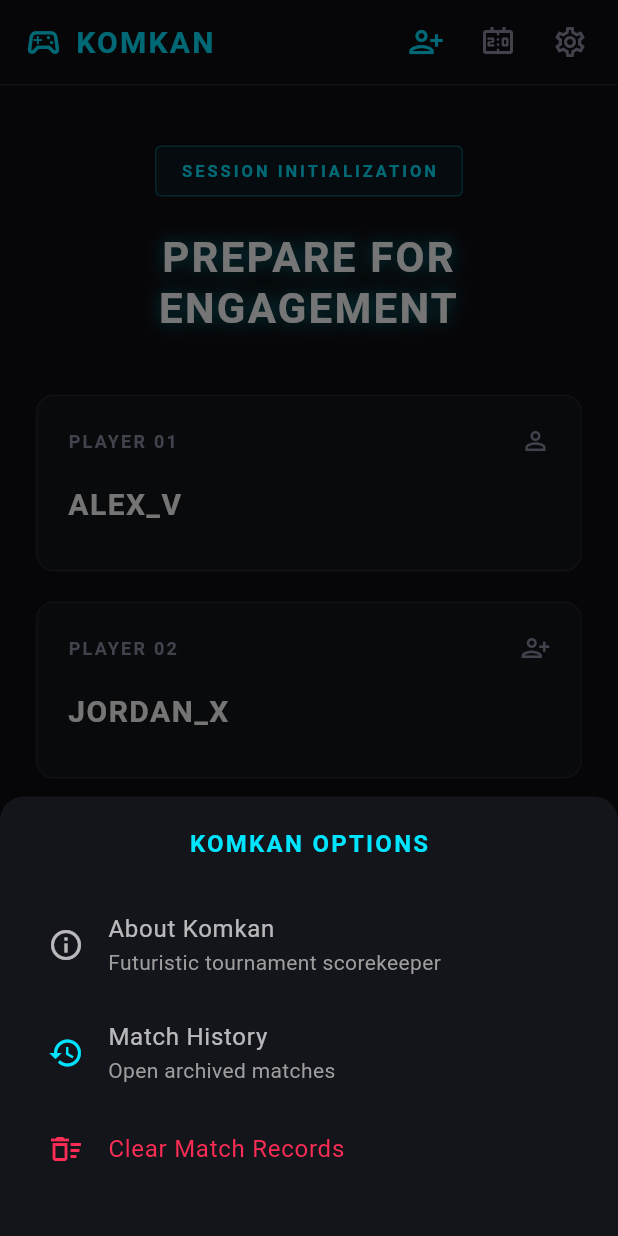
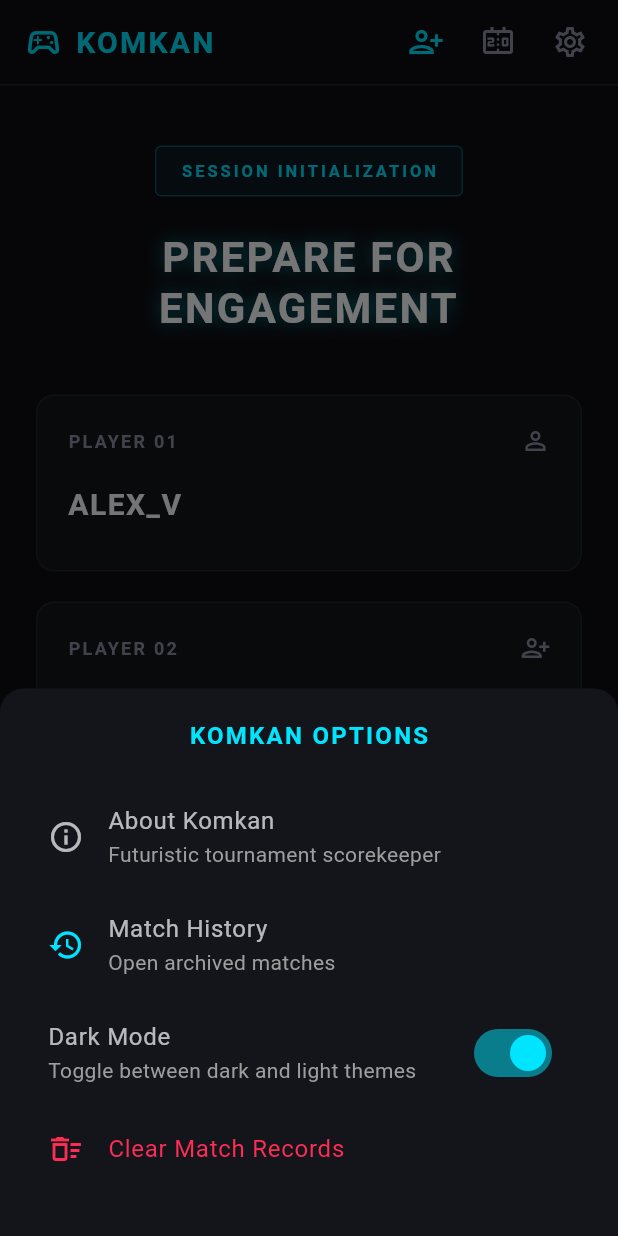
Before and after one commit to HekarNizarki/kom-main, a Flutter app: the screen it shows after launch, after a tap on the "settings" icon, on a phone screen of 412 x 824 dp. Run offline on Flutter 3.47's test engine with Material 3 defaults, Android fonts, the phone set to English and light mode, and no system bars; our stand-ins replace shared_preferences; Roboto replaces fonts that are missing (Google Sans).

Commit message:
Refactor theme management and update scoring logic for match results

```diff
--- a/lib/board_screen.dart
+++ b/lib/board_screen.dart
@@ -1,4 +1,5 @@
 import 'package:flutter/material.dart';
+
 import 'match_state.dart';
 import 'theme.dart';
 
@@ -392,7 +393,7 @@ class _BoardScreenState extends State<BoardScreen> {
                         Text(
                           state.p1TotalScore == state.p2TotalScore
                               ? 'DRAW'
-                              : state.p1TotalScore > state.p2TotalScore
+                              : state.p1TotalScore < state.p2TotalScore
                               ? state.player1
                               : state.player2,
                           style: TextStyle(
@@ -495,9 +496,9 @@ class _BoardScreenState extends State<BoardScreen> {
   Widget _buildPlayerPoints(
     String playerName,
     TextEditingController controller,
-    ValueChanged<String> onChanged,
-    {required bool enabled},
-  ) {
+    ValueChanged<String> onChanged, {
+    required bool enabled,
+  }) {
     return Column(
       crossAxisAlignment: CrossAxisAlignment.stretch,
       children: [
--- a/lib/main.dart
+++ b/lib/main.dart
@@ -9,22 +9,47 @@ void main() {
   runApp(const KomkanApp());
 }
 
-class KomkanApp extends StatelessWidget {
+class KomkanApp extends StatefulWidget {
   const KomkanApp({super.key});
+
+  @override
+  State<KomkanApp> createState() => _KomkanAppState();
+}
+
+class _KomkanAppState extends State<KomkanApp> {
+  bool _isDarkMode = true;
+
+  void _setThemeMode(bool isDarkMode) {
+    setState(() {
+      _isDarkMode = isDarkMode;
+    });
+  }
 
   @override
   Widget build(BuildContext context) {
     return MaterialApp(
       title: 'Komkan Scoreboard',
-      theme: KomkanTheme.darkTheme,
+      theme: KomkanTheme.lightTheme,
+      darkTheme: KomkanTheme.darkTheme,
+      themeMode: _isDarkMode ? ThemeMode.dark : ThemeMode.light,
       debugShowCheckedModeBanner: false,
-      home: const MainScreen(),
+      home: MainScreen(
+        isDarkMode: _isDarkMode,
+        onThemeModeChanged: _setThemeMode,
+      ),
     );
   }
 }
 
 class MainScreen extends StatefulWidget {
-  const MainScreen({super.key});
+  final bool isDarkMode;
+  final ValueChanged<bool> onThemeModeChanged;
+
+  const MainScreen({
+    super.key,
+    required this.isDarkMode,
+    required this.onThemeModeChanged,
+  });
 
   @override
   State<MainScreen> createState() => _MainScreenState();
@@ -135,6 +160,22 @@ class _MainScreenState extends State<MainScreen> {
                   onTap: () {
                     Navigator.pop(context);
                     _onTabChange(2);
+                  },
+                ),
+                SwitchListTile(
+                  title: const Text(
+                    'Dark Mode',
+                    style: TextStyle(color: Colors.white70),
+                  ),
+                  subtitle: const Text(
+                    'Toggle between dark and light themes',
+                    style: TextStyle(color: Colors.grey),
+                  ),
+                  value: widget.isDarkMode,
+                  activeColor: KomkanTheme.primaryCyan,
+                  onChanged: (value) {
+                    widget.onThemeModeChanged(value);
+                    Navigator.pop(context);
                   },
                 ),
                 ListTile(
--- a/lib/match_state.dart
+++ b/lib/match_state.dart
@@ -154,9 +154,9 @@ class MatchState extends ChangeNotifier {
     final p1Final = p1TotalScore;
     final p2Final = p2TotalScore;
     String matchWinner;
-    if (p1Final > p2Final) {
+    if (p1Final < p2Final) {
       matchWinner = _player1;
-    } else if (p2Final > p1Final) {
+    } else if (p2Final < p1Final) {
       matchWinner = _player2;
     } else {
       matchWinner = 'DRAW';
--- a/lib/theme.dart
+++ b/lib/theme.dart
@@ -10,6 +10,97 @@ class KomkanTheme {
   static const Color badgePink = Color(0xFFFF2D55);
   static const Color textPrimary = Color(0xFFFFFFFF);
   static const Color textSecondary = Color(0xFF8F90A6);
+
+  static const Color backgroundLight = Color(0xFFF7F8FC);
+  static const Color cardBackgroundLight = Color(0xFFFFFFFF);
+  static const Color borderLight = Color(0xFFE6E8F0);
+  static const Color textPrimaryLight = Color(0xFF161B26);
+  static const Color textSecondaryLight = Color(0xFF6B7280);
+
+  static ThemeData get lightTheme {
+    return ThemeData(
+      brightness: Brightness.light,
+      scaffoldBackgroundColor: backgroundLight,
+      primaryColor: primaryCyan,
+      colorScheme: const ColorScheme.light(
+        primary: primaryCyan,
+        secondary: accentPurple,
+        surface: cardBackgroundLight,
+        background: backgroundLight,
+        error: badgePink,
+      ),
+      fontFamily: 'Google Sans',
+      cardTheme: const CardThemeData(
+        color: cardBackgroundLight,
+        margin: EdgeInsets.zero,
+        elevation: 0,
+        shape: RoundedRectangleBorder(
+          side: BorderSide(color: borderLight, width: 1),
+          borderRadius: BorderRadius.all(Radius.circular(12)),
+        ),
+      ),
+      inputDecorationTheme: const InputDecorationTheme(
+        filled: true,
+        fillColor: cardBackgroundLight,
+        hintStyle: TextStyle(
+          color: textSecondaryLight,
+          fontWeight: FontWeight.bold,
+          fontSize: 16,
+          letterSpacing: 1.1,
+        ),
+        labelStyle: TextStyle(
+          color: primaryCyan,
+          fontSize: 12,
+          fontWeight: FontWeight.bold,
+          letterSpacing: 1.2,
+        ),
+        enabledBorder: OutlineInputBorder(
+          borderSide: BorderSide(color: borderLight, width: 1),
+          borderRadius: BorderRadius.all(Radius.circular(12)),
+        ),
+        focusedBorder: OutlineInputBorder(
+          borderSide: BorderSide(color: primaryCyan, width: 1.5),
+          borderRadius: BorderRadius.all(Radius.circular(12)),
+        ),
+        contentPadding: EdgeInsets.symmetric(horizontal: 20, vertical: 18),
+      ),
+      elevatedButtonTheme: ElevatedButtonThemeData(
+        style: ElevatedButton.styleFrom(
+          foregroundColor: const Color(0xFF0C0D12),
+          backgroundColor: primaryCyan,
+          disabledForegroundColor: Colors.grey,
+          disabledBackgroundColor: Colors.grey.withOpacity(0.3),
+          shadowColor: primaryCyan.withOpacity(0.4),
+          elevation: 8,
+          padding: const EdgeInsets.symmetric(vertical: 18),
+          textStyle: const TextStyle(
+            fontWeight: FontWeight.bold,
+            fontSize: 16,
+            letterSpacing: 1.5,
+          ),
+          shape: const RoundedRectangleBorder(
+            borderRadius: BorderRadius.all(Radius.circular(8)),
+          ),
+        ),
+      ),
+      textTheme: const TextTheme(
+        displayLarge: TextStyle(
+          color: textPrimaryLight,
+          fontSize: 28,
+          fontWeight: FontWeight.bold,
+          letterSpacing: 1.5,
+          height: 1.2,
+        ),
+        titleMedium: TextStyle(
+          color: textPrimaryLight,
+          fontSize: 18,
+          fontWeight: FontWeight.bold,
+        ),
+        bodyLarge: TextStyle(color: textPrimaryLight, fontSize: 16),
+        bodyMedium: TextStyle(color: textSecondaryLight, fontSize: 14),
+      ),
+    );
+  }
 
   static ThemeData get darkTheme {
     return ThemeData(
@@ -90,14 +181,8 @@ class KomkanTheme {
           fontSize: 18,
           fontWeight: FontWeight.bold,
         ),
-        bodyLarge: TextStyle(
-          color: textPrimary,
-          fontSize: 16,
-        ),
-        bodyMedium: TextStyle(
-          color: textSecondary,
-          fontSize: 14,
-        ),
+        bodyLarge: TextStyle(color: textPrimary, fontSize: 16),
+        bodyMedium: TextStyle(color: textSecondary, fontSize: 14),
       ),
     );
   }
```
Also changed, not shown: pubspec.lock. Lines whose indentation alone changed are shown as unchanged.
